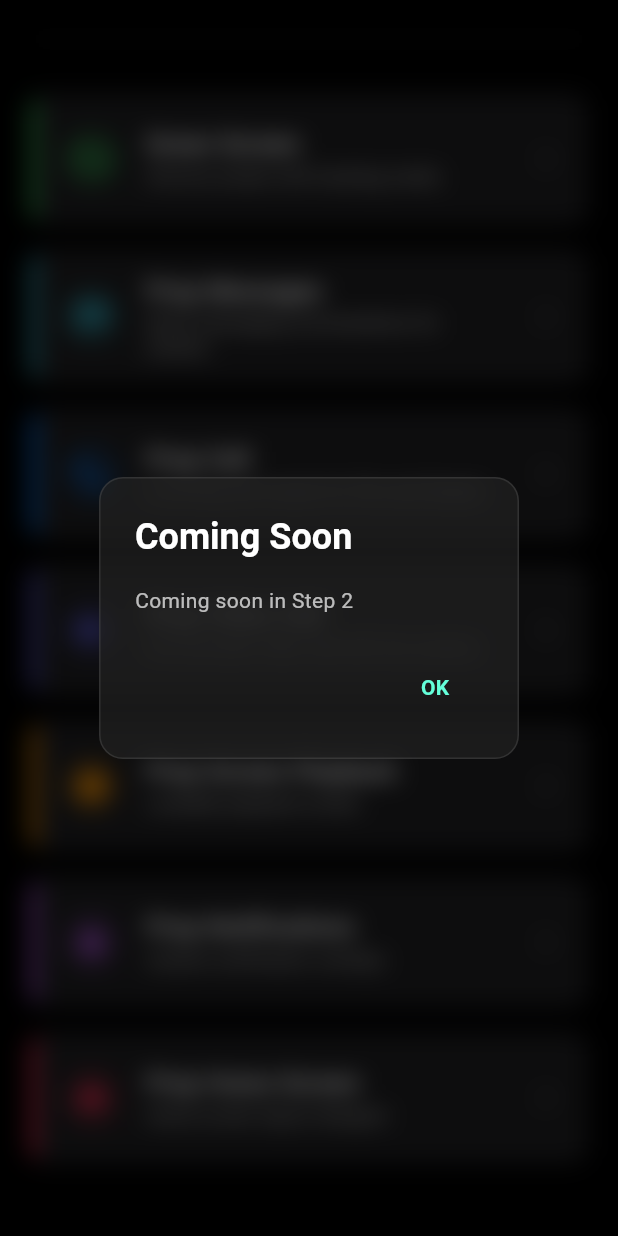
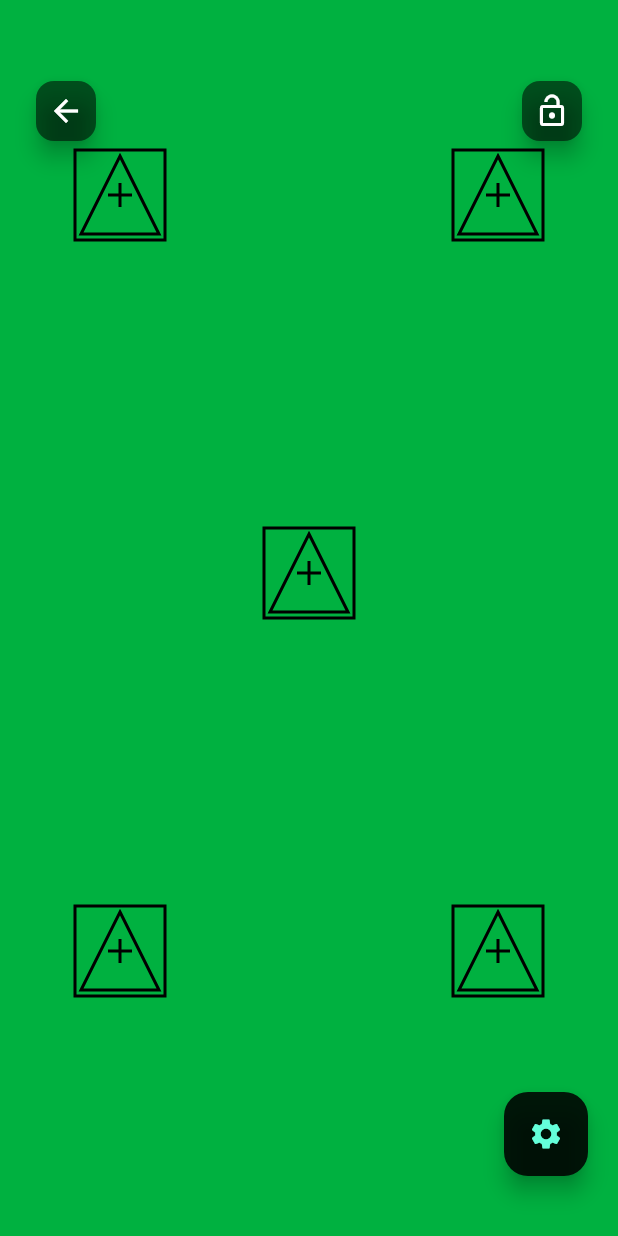
Before and after one commit to NaijaB0T/setscreen_pro, a Flutter app: the screen it shows after launch, scrolled down 139 dp, after a tap on "Green Screen", on a phone screen of 412 x 824 dp. Run offline on Flutter 3.47's test engine with Material 3 defaults, Android fonts, the phone set to English and light mode, and no system bars; our stand-ins replace camera, image_picker, shared_preferences, video_player.

Commit message:
feat: implement Sprint 4 Tool 1 - Green Screen VFX screen with draggable custom tracking markers, chroma key color and marker config panel, and safety locking

```diff
--- /dev/null
+++ b/lib/screens/green_screen_screen.dart
@@ -0,0 +1,403 @@
+import 'dart:ui';
+import 'package:flutter/material.dart';
+import '../widgets/tracking_marker_painter.dart';
+
+class GreenScreenScreen extends StatefulWidget {
+  const GreenScreenScreen({super.key});
+
+  @override
+  State<GreenScreenScreen> createState() => _GreenScreenScreenState();
+}
+
+class _GreenScreenScreenState extends State<GreenScreenScreen> {
+  // Screen state
+  Color _chromaColor = const Color(0xFF00B140); // Default Chroma Green
+  String _markerStyle = 'vfxTriangle'; // Default style
+  Color _markerColor = Colors.black; // Default marker color
+  bool _isLocked = false;
+  bool _showConfigSheet = false;
+
+  // Markers positions
+  final List<Offset> _markerPositions = List.filled(5, Offset.zero);
+  bool _isPositionsInitialized = false;
+
+  // Constants
+  static const double markerSize = 60.0;
+
+  @override
+  void didChangeDependencies() {
+    super.didChangeDependencies();
+    if (!_isPositionsInitialized) {
+      final size = MediaQuery.of(context).size;
+      final width = size.width;
+      final height = size.height;
+
+      // Initialize the 5 default positions (Top-Left, Top-Right, Bottom-Left, Bottom-Right, Center)
+      _markerPositions[0] = const Offset(50, 100);                         // Top-Left
+      _markerPositions[1] = Offset(width - markerSize - 50, 100);          // Top-Right
+      _markerPositions[2] = Offset(50, height - markerSize - 160);         // Bottom-Left
+      _markerPositions[3] = Offset(width - markerSize - 50, height - markerSize - 160); // Bottom-Right
+      _markerPositions[4] = Offset(width / 2 - markerSize / 2, height / 2 - markerSize / 2 - 30); // Center
+      _isPositionsInitialized = true;
+    }
+  }
+
+  void _showUnlockMessage() {
+    ScaffoldMessenger.of(context).clearSnackBars();
+    ScaffoldMessenger.of(context).showSnackBar(
+      const SnackBar(
+        content: Text("Screen Locked. Double-tap anywhere to unlock."),
+        duration: Duration(seconds: 2),
+      ),
+    );
+  }
+
+  void _handleDoubleTap() {
+    if (_isLocked) {
+      setState(() {
+        _isLocked = false;
+      });
+      ScaffoldMessenger.of(context).clearSnackBars();
+      ScaffoldMessenger.of(context).showSnackBar(
+        const SnackBar(
+          content: Text("Screen Unlocked."),
+          duration: Duration(seconds: 1),
+        ),
+      );
+    }
+  }
+
+  Widget _buildMarker(int index) {
+    return Positioned(
+      left: _markerPositions[index].dx,
+      top: _markerPositions[index].dy,
+      child: GestureDetector(
+        onPanUpdate: _isLocked
+            ? null
+            : (details) {
+                setState(() {
+                  final newPos = _markerPositions[index] + details.delta;
+                  // Screen boundary checks to keep markers inside viewport
+                  final size = MediaQuery.of(context).size;
+                  final x = newPos.dx.clamp(0.0, size.width - markerSize);
+                  final y = newPos.dy.clamp(0.0, size.height - markerSize);
+                  _markerPositions[index] = Offset(x, y);
+                });
+              },
+        child: SizedBox(
+          width: markerSize,
+          height: markerSize,
+          child: CustomPaint(
+            painter: TrackingMarkerPainter(
+              style: _markerStyle,
+              color: _markerColor,
+            ),
+          ),
+        ),
+      ),
+    );
+  }
+
+  Widget _buildColorDot(Color color, String label) {
+    final isSelected = _chromaColor == color;
+    return GestureDetector(
+      onTap: () {
+        setState(() {
+          _chromaColor = color;
+        });
+      },
+      child: Column(
+        mainAxisSize: MainAxisSize.min,
+        children: [
+          Container(
+            width: 48,
+            height: 48,
+            decoration: BoxDecoration(
+              color: color,
+              shape: BoxShape.circle,
+              border: Border.all(
+                color: isSelected ? Colors.white : Colors.white24,
+                width: isSelected ? 3.0 : 1.5,
+              ),
+              boxShadow: isSelected
+                  ? [BoxShadow(color: color.withValues(alpha: 0.5), blurRadius: 8, spreadRadius: 1)]
+                  : null,
+            ),
+          ),
+          const SizedBox(height: 6),
+          Text(label, style: const TextStyle(color: Colors.white70, fontSize: 11)),
+        ],
+      ),
+    );
+  }
+
+  Widget _buildMarkerStyleSelector(String style, String label) {
+    final isSelected = _markerStyle == style;
+    return GestureDetector(
+      onTap: () {
+        setState(() {
+          _markerStyle = style;
+        });
+      },
+      child: Container(
+        margin: const EdgeInsets.symmetric(horizontal: 8),
+        padding: const EdgeInsets.all(8),
+        decoration: BoxDecoration(
+          color: isSelected ? Colors.white10 : Colors.transparent,
+          borderRadius: BorderRadius.circular(8),
+          border: Border.all(
+            color: isSelected ? Colors.tealAccent : Colors.transparent,
+            width: 1,
+          ),
+        ),
+        child: Column(
+          mainAxisSize: MainAxisSize.min,
+          children: [
+            SizedBox(
+              width: 36,
+              height: 36,
+              child: CustomPaint(
+                painter: TrackingMarkerPainter(
+                  style: style,
+                  color: isSelected ? Colors.tealAccent : Colors.white54,
+                ),
+              ),
+            ),
+            const SizedBox(height: 6),
+            Text(label, style: TextStyle(color: isSelected ? Colors.tealAccent : Colors.white54, fontSize: 10)),
+          ],
+        ),
+      ),
+    );
+  }
+
+  Widget _buildMarkerColorSelector(Color color, String label) {
+    final isSelected = _markerColor == color;
+    return GestureDetector(
+      onTap: () {
+        setState(() {
+          _markerColor = color;
+        });
+      },
+      child: Container(
+        margin: const EdgeInsets.symmetric(horizontal: 8),
+        padding: const EdgeInsets.symmetric(horizontal: 12, vertical: 6),
+        decoration: BoxDecoration(
+          color: isSelected ? Colors.white10 : Colors.transparent,
+          borderRadius: BorderRadius.circular(15),
+          border: Border.all(
+            color: isSelected ? Colors.tealAccent : Colors.white24,
+            width: 1,
+          ),
+        ),
+        child: Row(
+          mainAxisSize: MainAxisSize.min,
+          children: [
+            Container(
+              width: 16,
+              height: 16,
+              decoration: BoxDecoration(
+                color: color,
+                shape: BoxShape.circle,
+                border: Border.all(color: Colors.white30),
+              ),
+            ),
+            const SizedBox(width: 8),
+            Text(label, style: TextStyle(color: isSelected ? Colors.tealAccent : Colors.white70, fontSize: 12)),
+          ],
+        ),
+      ),
+    );
+  }
+
+  Widget _buildConfigSheet() {
+    return BackdropFilter(
+      filter: ImageFilter.blur(sigmaX: 10.0, sigmaY: 10.0),
+      child: Container(
+        width: double.infinity,
+        decoration: BoxDecoration(
+          color: Colors.black.withValues(alpha: 0.8),
+          borderRadius: const BorderRadius.only(
+            topLeft: Radius.circular(24),
+            topRight: Radius.circular(24),
+          ),
+          border: const Border(
+            top: BorderSide(color: Colors.white12, width: 1),
+          ),
+        ),
+        padding: const EdgeInsets.all(24.0),
+        child: Column(
+          mainAxisSize: MainAxisSize.min,
+          crossAxisAlignment: CrossAxisAlignment.start,
+          children: [
+            // Handle bar
+            Center(
+              child: Container(
+                width: 40,
+                height: 4,
+                decoration: BoxDecoration(
+                  color: Colors.white30,
+                  borderRadius: BorderRadius.circular(2),
+                ),
+              ),
+            ),
+            const SizedBox(height: 20),
+
+            // Chroma Color Title
+            const Text(
+              "CHROMA KEY COLOR",
+              style: TextStyle(color: Colors.white60, fontSize: 11, fontWeight: FontWeight.bold, letterSpacing: 1),
+            ),
+            const SizedBox(height: 12),
+            Row(
+              mainAxisAlignment: MainAxisAlignment.spaceEvenly,
+              children: [
+                _buildColorDot(const Color(0xFF00B140), "Green"),
+                _buildColorDot(const Color(0xFF0047BB), "Blue"),
+                _buildColorDot(const Color(0xFFD10056), "Magenta"),
+              ],
+            ),
+            const SizedBox(height: 24),
+
+            // Marker Style Selector
+            const Text(
+              "TRACKING MARKER STYLE",
+              style: TextStyle(color: Colors.white60, fontSize: 11, fontWeight: FontWeight.bold, letterSpacing: 1),
+            ),
+            const SizedBox(height: 12),
+            SingleChildScrollView(
+              scrollDirection: Axis.horizontal,
+              child: Row(
+                children: [
+                  _buildMarkerStyleSelector('crosshair', 'Crosshair'),
+                  _buildMarkerStyleSelector('x', 'Box X'),
+                  _buildMarkerStyleSelector('circle', 'Concentric'),
+                  _buildMarkerStyleSelector('vfxTriangle', 'VFX Triangle'),
+                ],
+              ),
+            ),
+            const SizedBox(height: 24),
+
+            // Marker Color Selector
+            const Text(
+              "MARKER COLOR",
+              style: TextStyle(color: Colors.white60, fontSize: 11, fontWeight: FontWeight.bold, letterSpacing: 1),
+            ),
+            const SizedBox(height: 12),
+            SingleChildScrollView(
+              scrollDirection: Axis.horizontal,
+              child: Row(
+                children: [
+                  _buildMarkerColorSelector(Colors.black, "Black"),
+                  _buildMarkerColorSelector(Colors.white, "White"),
+                  _buildMarkerColorSelector(const Color(0xFFFF9500), "Orange"),
+                  _buildMarkerColorSelector(const Color(0xFFFFCC00), "Yellow"),
+                ],
+              ),
+            ),
+            const SizedBox(height: 32),
+
+            // Done Button
+            SizedBox(
+              width: double.infinity,
+              height: 48,
+              child: ElevatedButton(
+                onPressed: () {
+                  setState(() {
+                    _showConfigSheet = false;
+                  });
+                },
+                style: ElevatedButton.styleFrom(
+                  backgroundColor: Colors.tealAccent,
+                  foregroundColor: Colors.black,
+                  shape: RoundedRectangleBorder(
+                    borderRadius: BorderRadius.circular(12),
+                  ),
+                ),
+                child: const Text("DONE", style: TextStyle(fontWeight: FontWeight.bold)),
+              ),
+            ),
+          ],
+        ),
+      ),
+    );
+  }
+
+  @override
+  Widget build(BuildContext context) {
+    return Scaffold(
+      backgroundColor: _chromaColor,
+      body: GestureDetector(
+        onDoubleTap: _handleDoubleTap,
+        behavior: HitTestBehavior.opaque,
+        child: Stack(
+          children: [
+            // 1. Draggable Markers
+            _buildMarker(0),
+            _buildMarker(1),
+            _buildMarker(2),
+            _buildMarker(3),
+            _buildMarker(4),
+
+            // 2. Lock / Unlock Floating overlay button
+            if (!_isLocked) ...[
+              // Floating Lock Button (Top-Right)
+              Positioned(
+                top: 50,
+                right: 20,
+                child: FloatingActionButton.small(
+                  backgroundColor: Colors.black54,
+                  foregroundColor: Colors.white,
+                  child: const Icon(Icons.lock_open),
+                  onPressed: () {
+                    setState(() {
+                      _isLocked = true;
+                      _showConfigSheet = false; // Hide config sheet when locking
+                    });
+                    _showUnlockMessage();
+                  },
+                ),
+              ),
+              // Floating Settings Trigger Button (Bottom-Right)
+              if (!_showConfigSheet)
+                Positioned(
+                  bottom: 40,
+                  right: 20,
+                  child: FloatingActionButton(
+                    backgroundColor: Colors.black87,
+                    foregroundColor: Colors.tealAccent,
+                    child: const Icon(Icons.settings),
+                    onPressed: () {
+                      setState(() {
+                        _showConfigSheet = true;
+                      });
+                    },
+                  ),
+                ),
+              // Floating Back Button (Top-Left)
+              Positioned(
+                top: 50,
+                left: 20,
+                child: FloatingActionButton.small(
+                  backgroundColor: Colors.black54,
+                  foregroundColor: Colors.white,
+                  child: const Icon(Icons.arrow_back),
+                  onPressed: () => Navigator.of(context).pop(),
+                ),
+              ),
+            ],
+
+            // 3. Frosted Configuration Sheet
+            if (_showConfigSheet && !_isLocked)
+              Positioned(
+                bottom: 0,
+                left: 0,
+                right: 0,
+                child: _buildConfigSheet(),
+              ),
+          ],
+        ),
+      ),
+    );
+  }
+}
--- a/lib/screens/home_portal_screen.dart
+++ b/lib/screens/home_portal_screen.dart
@@ -1,6 +1,7 @@
 import 'dart:ui';
 import 'package:flutter/material.dart';
 import 'setup_screen.dart';
+import 'green_screen_screen.dart';
 
 class HomePortalScreen extends StatelessWidget {
   const HomePortalScreen({super.key});
@@ -139,7 +140,11 @@ class HomePortalScreen extends StatelessWidget {
                     subtitle: "Chroma screen with tracking marks",
                     icon: Icons.aspect_ratio,
                     accentColor: const Color(0xFF34C759), // Green
-                    onTap: () => _showComingSoon(context),
+                    onTap: () {
+                      Navigator.of(context).push(
+                        MaterialPageRoute(builder: (context) => const GreenScreenScreen()),
+                      );
+                    },
                   ),
                   _buildPortalCard(
                     context: context,
--- /dev/null
+++ b/lib/widgets/tracking_marker_painter.dart
@@ -0,0 +1,76 @@
+import 'package:flutter/material.dart';
+
+class TrackingMarkerPainter extends CustomPainter {
+  final String style;
+  final Color color;
+
+  TrackingMarkerPainter({
+    required this.style,
+    required this.color,
+  });
+
+  @override
+  void paint(Canvas canvas, Size size) {
+    final paint = Paint()
+      ..color = color
+      ..style = PaintingStyle.stroke
+      ..strokeWidth = 2.0;
+
+    final centerX = size.width / 2;
+    final centerY = size.height / 2;
+    final radius = size.width / 2;
+
+    switch (style) {
+      case 'crosshair':
+        // Plus inside a circle
+        canvas.drawCircle(Offset(centerX, centerY), radius - 2, paint);
+        // Vertical line
+        canvas.drawLine(Offset(centerX, 0), Offset(centerX, size.height), paint);
+        // Horizontal line
+        canvas.drawLine(Offset(0, centerY), Offset(size.width, centerY), paint);
+        break;
+
+      case 'x':
+        // X inside a thin square
+        final rect = Rect.fromLTWH(0, 0, size.width, size.height);
+        canvas.drawRect(rect, paint);
+        // Diagonal 1
+        canvas.drawLine(const Offset(0, 0), Offset(size.width, size.height), paint);
+        // Diagonal 2
+        canvas.drawLine(Offset(0, size.height), Offset(size.width, 0), paint);
+        break;
+
+      case 'circle':
+        // Concentric target circles
+        canvas.drawCircle(Offset(centerX, centerY), radius - 2, paint);
+        canvas.drawCircle(Offset(centerX, centerY), radius / 2, paint);
+        canvas.drawCircle(Offset(centerX, centerY), 3, paint..style = PaintingStyle.fill);
+        break;
+
+      case 'vfxTriangle':
+      default:
+        // Triangle with a central crosshair inside a square
+        final rect = Rect.fromLTWH(0, 0, size.width, size.height);
+        canvas.drawRect(rect, paint);
+
+        // Triangle path
+        final path = Path()
+          ..moveTo(centerX, 4)
+          ..lineTo(size.width - 4, size.height - 4)
+          ..lineTo(4, size.height - 4)
+          ..close();
+        canvas.drawPath(path, paint);
+
+        // Center crosshair (located at the center of the square)
+        const crossSize = 8.0;
+        canvas.drawLine(Offset(centerX, centerY - crossSize), Offset(centerX, centerY + crossSize), paint);
+        canvas.drawLine(Offset(centerX - crossSize, centerY), Offset(centerX + crossSize, centerY), paint);
+        break;
+    }
+  }
+
+  @override
+  bool shouldRepaint(covariant TrackingMarkerPainter oldDelegate) {
+    return oldDelegate.style != style || oldDelegate.color != color;
+  }
+}
```
